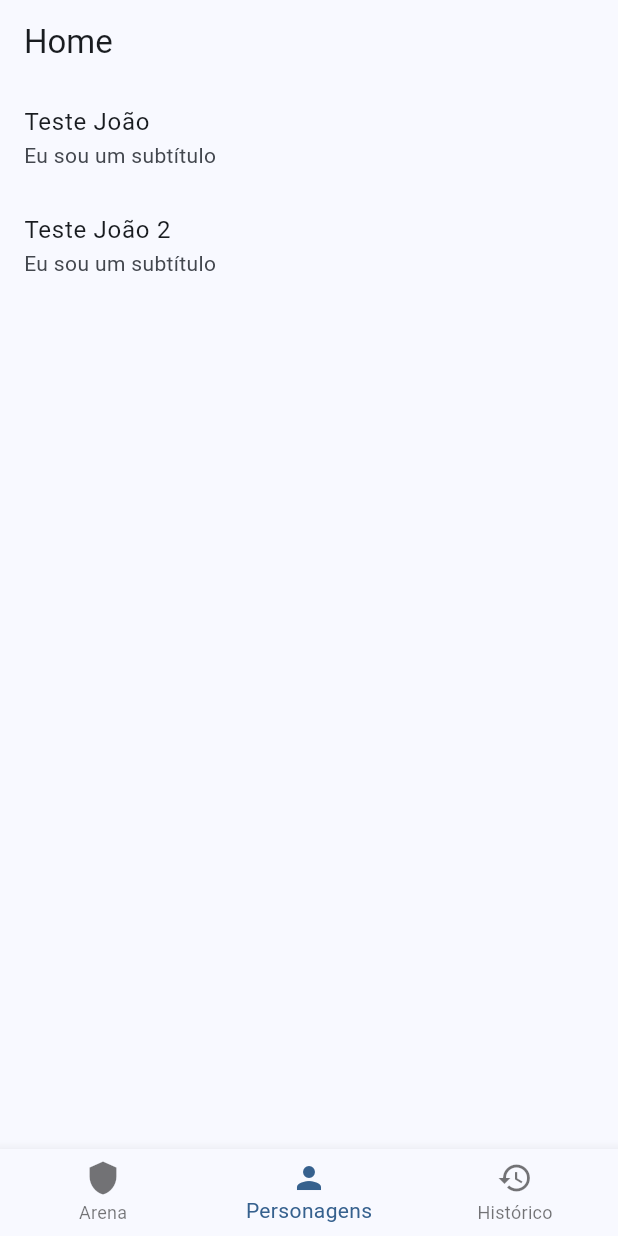
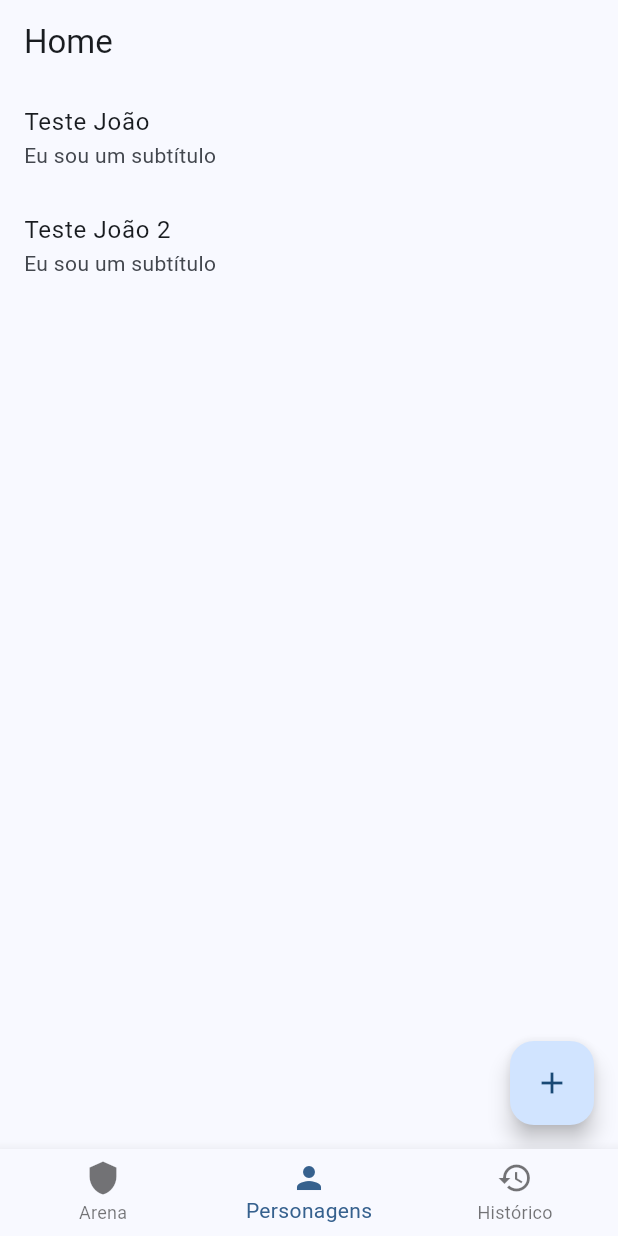
Before and after one commit to LucasHenriqueAbreu/rpg_app, a Flutter app: the screen it shows after launch, item 2 of the bottom bar chosen, on a phone screen of 412 x 824 dp. Run offline on Flutter 3.47's test engine with Material 3 defaults, Android fonts, the phone set to English and light mode, and no system bars.

Commit message:
aula parte 1 - 14-10-2025

```diff
--- a/lib/presenter/personagens/personagens_view.dart
+++ b/lib/presenter/personagens/personagens_view.dart
@@ -3,6 +3,7 @@ import 'package:rpg_app/domain/entities/anao.dart';
 import 'package:rpg_app/domain/entities/humano.dart';
 import 'package:rpg_app/domain/entities/monstro.dart';
 import 'package:rpg_app/domain/entities/personagem.dart';
+import 'package:rpg_app/presenter/personagens/cadastro_personagem_view.dart';
 
 class PersonagensView extends StatelessWidget {
   PersonagensView({super.key});
@@ -30,6 +31,21 @@ class PersonagensView extends StatelessWidget {
 
   @override
   Widget build(BuildContext context) {
+    return Scaffold(
+      body: _construirLista(),
+      floatingActionButton: FloatingActionButton(
+        child: Icon(Icons.add),
+        onPressed: () {
+          Navigator.push(
+            context,
+            MaterialPageRoute(builder: (context) => CadastroPersonagemView()),
+          );
+        },
+      ),
+    );
+  }
+
+  ListView _construirLista() {
     return ListView.builder(
       itemCount: _personagens.length,
       itemBuilder: (context, index) {
```
Also changed, not shown: lib/presenter/personagens/cadastro_personagem_view.dart (added, +8 -0 lines).
